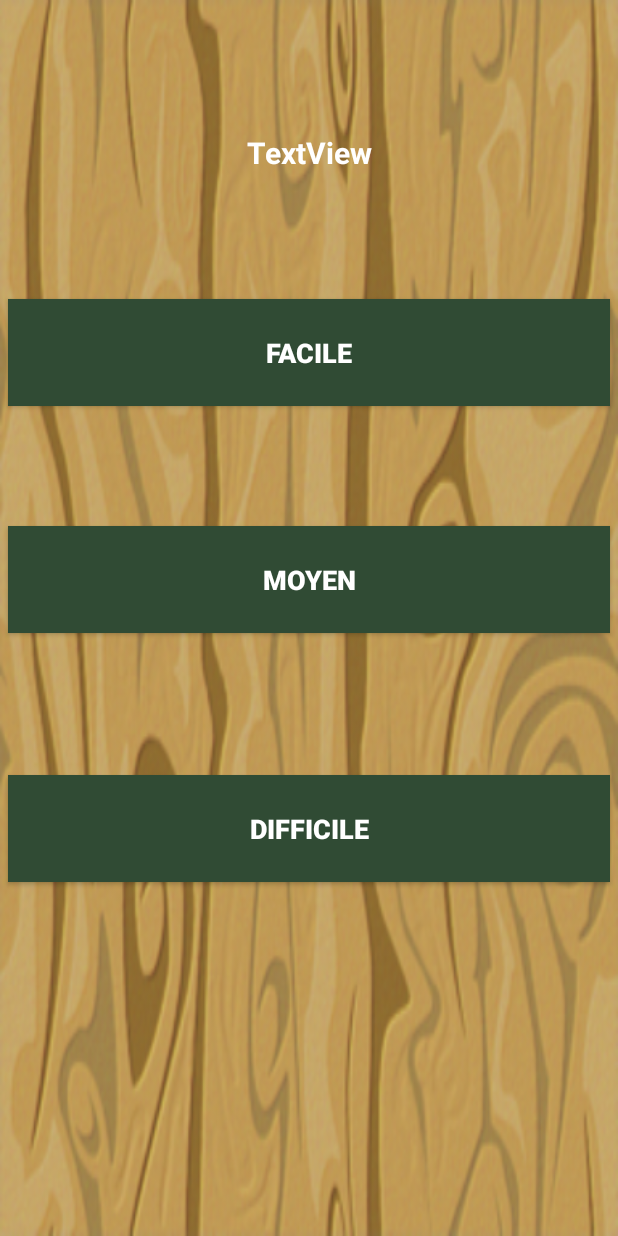
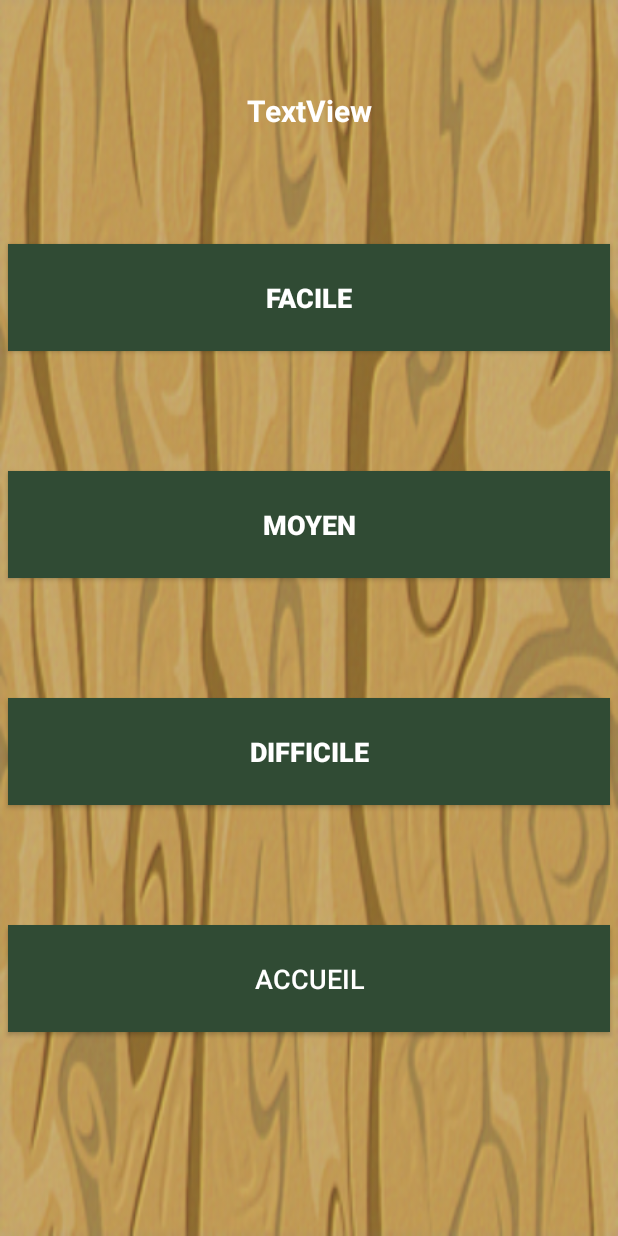
Before and after one commit to dylanMz/ProjetAndroid, an Android app: the fragment MenuActivity shown on its own in the app's theme, on a phone screen of 412 x 824 dp. Run offline under Robolectric (Android 15) with nearby library versions, the phone set to English and light mode, and no system bars.

Commit message:
push lundi matin, ajout de commentaires

```diff
--- a/app/src/main/AndroidManifest.xml
+++ b/app/src/main/AndroidManifest.xml
@@ -5,7 +5,7 @@
     <application
         android:allowBackup="true"
         android:icon="@mipmap/ic_launcher"
-        android:label="@string/app_name"
+        android:label="LesMotsTordus Jeux"
         android:roundIcon="@mipmap/ic_launcher_round"
         android:supportsRtl="true">
         <activity
--- a/app/src/main/java/com/example/dmendez/projet_android_dylan_julian/MainActivity.java
+++ b/app/src/main/java/com/example/dmendez/projet_android_dylan_julian/MainActivity.java
@@ -53,6 +53,7 @@ public class MainActivity extends Activity implements View.OnClickListener {
     private Button btnNiveau3;
     private Button btnAbandonner;
     private Button btnScore;
+    private Button btnAccueil;
 
     private TextView txtAccueilMsg;
     private TextView txtTest;
@@ -171,6 +172,7 @@ public class MainActivity extends Activity implements View.OnClickListener {
         progressBarJeu1 = (ProgressBar) this.findViewById(R.id.progressBar_score);
         imgTick = (ImageView) this.findViewById(R.id.imageView_tick);
         btnScore = (Button) this.findViewById(R.id.button_score);
+        btnAccueil = (Button) this.findViewById(R.id.button_home);
 
         this.bonneRep = MediaPlayer.create(getApplicationContext(), R.raw.bonne_rep);
         this.mauvaiseRep = MediaPlayer.create(getApplicationContext(), R.raw.mauvaise_rep);
@@ -190,12 +192,23 @@ public class MainActivity extends Activity implements View.OnClickListener {
         liste_personnage.insertion_personnage(getApplicationContext());
         imgAtrouver.setImageResource(R.drawable.pointinterogation);
 
+        //Permet de retourner à l'accueil
+        btnAccueil.setOnClickListener(new View.OnClickListener()
+        {
+            public void onClick(View v)
+            {
+                Intent intent1 = new Intent(MainActivity.this, AccueilActivity.class);
+                startActivity(intent1);
+            }
+        });
+
+        //Lancement du niveau facile
         btnNiveau1.setOnClickListener(new View.OnClickListener()
         {
             public void onClick(View v)
             {
                 //Affecte la valeur 120 a une seconde.
-                uneSeconde = 150;
+                uneSeconde = 120;
                 leNiveau = "Facile";
 
                 btnNiveau1.animate().translationX(400).withLayer();
@@ -205,12 +218,13 @@ public class MainActivity extends Activity implements View.OnClickListener {
             }
         });
 
+        //Lancement du niveau moyen
         btnNiveau2.setOnClickListener(new View.OnClickListener()
         {
             public void onClick(View v)
             {
-                //Affecte la valeur 60 a une seconde.
-                uneSeconde = 120;
+                //Affecte la valeur 80 a une seconde.
+                uneSeconde = 80;
                 leNiveau = "Moyen";
 
 
@@ -221,11 +235,12 @@ public class MainActivity extends Activity implements View.OnClickListener {
             }
         });
 
+        //Lancement du niveau difficile
         btnNiveau3.setOnClickListener(new View.OnClickListener()
         {
             public void onClick(View v)
             {
-                //Affecte la valeur 30 a une seconde.
+                //Affecte la valeur 45 a une seconde.
                 uneSeconde = 45;
                 leNiveau = "Difficile";
 
@@ -237,7 +252,7 @@ public class MainActivity extends Activity implements View.OnClickListener {
             }
         });
 
-
+        //Permet d'abandonner une partie.
         btnAbandonner.setOnClickListener(new View.OnClickListener()
         {
             public void onClick(View v)
@@ -247,6 +262,7 @@ public class MainActivity extends Activity implements View.OnClickListener {
             }
         });
 
+        //Permet d'aller voir le tableau des scores
         btnScore.setOnClickListener(new View.OnClickListener()
         {
             public void onClick(View v)
@@ -576,6 +592,7 @@ public class MainActivity extends Activity implements View.OnClickListener {
                 }
             };
 
+            //Lance le timer
             countDownTimer.start();
 
             //Instancie le timer
@@ -585,8 +602,6 @@ public class MainActivity extends Activity implements View.OnClickListener {
                 public void onTick(long millisUntilFinished) {
 
                     txtScore.setVisibility(View.VISIBLE);
-
-                    //testpourpush
 
                 }
 
--- a/app/src/main/res/layout/activity_menu.xml
+++ b/app/src/main/res/layout/activity_menu.xml
@@ -6,24 +6,37 @@
     android:id="@+id/relativeLayout">
 
     <Button
+        android:id="@+id/button_home"
+        android:layout_width="0dp"
+        android:layout_height="71dp"
+        android:layout_marginStart="5dp"
+        android:layout_marginTop="80dp"
+        android:layout_marginEnd="5dp"
+        android:background="@color/colorPrimaryDark"
+        android:text="ACCUEIL"
+        android:textColor="@android:color/background_light"
+        android:textSize="18sp"
+        app:layout_constraintEnd_toEndOf="parent"
+        app:layout_constraintHorizontal_bias="1.0"
+        app:layout_constraintStart_toStartOf="parent"
+        app:layout_constraintTop_toBottomOf="@+id/button_niveau3" />
+
+    <Button
         android:id="@+id/button_niveau3"
         android:layout_width="0dp"
         android:layout_height="71dp"
         android:layout_marginStart="5dp"
         android:layout_marginTop="80dp"
         android:layout_marginEnd="5dp"
-        android:layout_marginBottom="8dp"
         android:background="@color/colorPrimaryDark"
         android:text="DIFFICILE"
         android:textColor="@android:color/background_light"
         android:textSize="18sp"
         android:textStyle="bold"
-        app:layout_constraintBottom_toBottomOf="parent"
         app:layout_constraintEnd_toEndOf="parent"
-        app:layout_constraintHorizontal_bias="0.0"
+        app:layout_constraintHorizontal_bias="1.0"
         app:layout_constraintStart_toStartOf="parent"
-        app:layout_constraintTop_toBottomOf="@+id/button_niveau2"
-        app:layout_constraintVertical_bias="0.06" />
+        app:layout_constraintTop_toBottomOf="@+id/button_niveau2" />
 
     <Button
         android:id="@+id/button_niveau2"
@@ -47,7 +60,7 @@
         android:layout_width="0dp"
         android:layout_height="71dp"
         android:layout_marginStart="5dp"
-        android:layout_marginTop="84dp"
+        android:layout_marginTop="75dp"
         android:layout_marginEnd="5dp"
         android:background="@color/colorPrimaryDark"
         android:text="Facile"
@@ -64,7 +77,7 @@
         android:layout_width="wrap_content"
         android:layout_height="wrap_content"
         android:layout_marginStart="8dp"
-        android:layout_marginTop="88dp"
+        android:layout_marginTop="60dp"
         android:layout_marginEnd="8dp"
         android:text="TextView"
         android:textColor="@android:color/background_light"
```
Also changed, not shown: app/src/main/java/com/example/dmendez/projet_android_dylan_julian/gestionBdd.java (+7 -1 lines).
